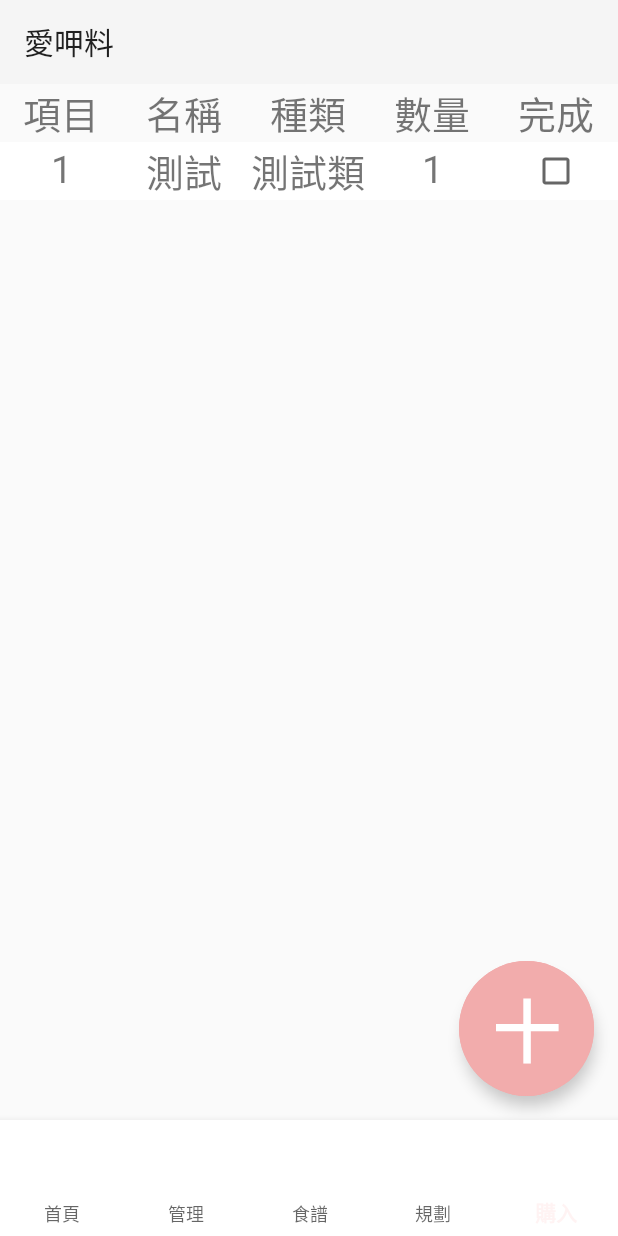
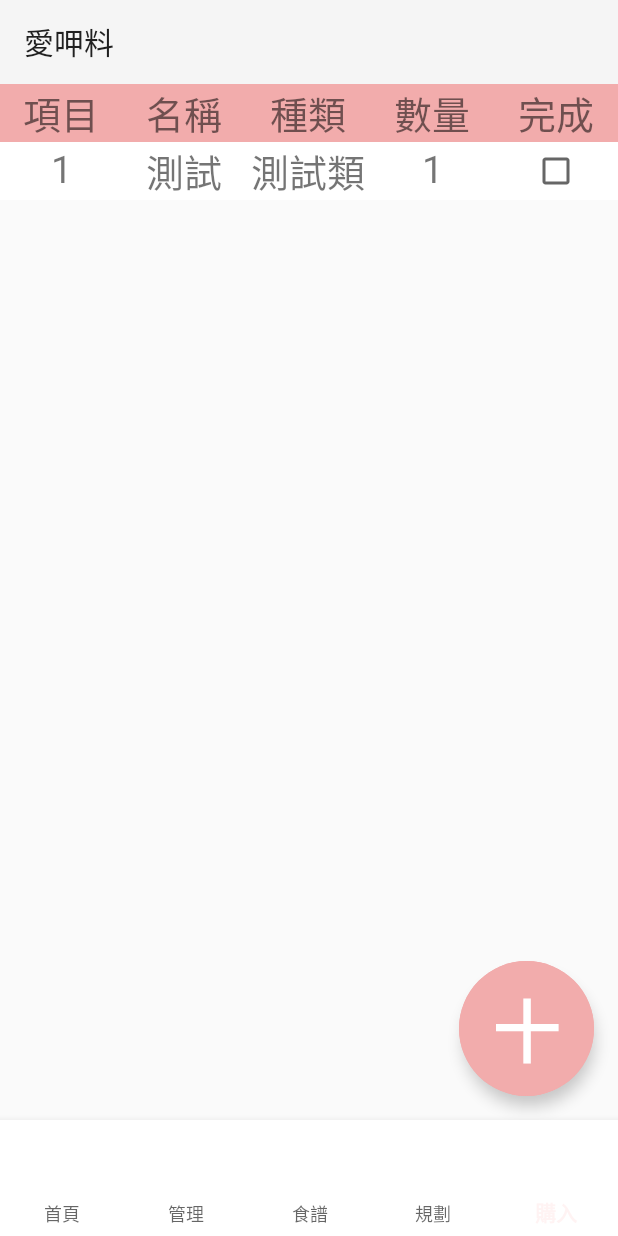
Before and after one commit to Danny0419/fridge, an Android app: the screen it shows after launch (MainActivity), item 5 of the bottom bar chosen, on a phone screen of 412 x 824 dp. Run offline under Robolectric (Android 15) with nearby library versions, the phone set to English and light mode, and no system bars.

Commit message:
1. 購物清單勾選方格置中 2. 購物清單頁面新增新增按鈕(包括去除測試按鈕與移轉測試按鈕的功能) 3. 購物清單頁面項目背景顏色順序（偶數白色，奇數粉色） 4. color.xml新增按鈕/表格標題粉（dark pink） 5. color.xml更改背景粉（pink）

```diff
--- a/app/src/main/res/layout/fragment_shopping_list.xml
+++ b/app/src/main/res/layout/fragment_shopping_list.xml
@@ -21,7 +21,8 @@
         <LinearLayout
             android:layout_width="match_parent"
             android:layout_height="wrap_content"
-            android:orientation="horizontal">
+            android:orientation="horizontal"
+            android:background="@color/dark_pink">
 
             <TextView
                 android:layout_width="0dp"
@@ -81,7 +82,7 @@
             app:cornerRadius="360dp"
             android:layout_width="90dp"
             android:layout_height="90dp"
-            android:backgroundTint="@color/button_pink"
+            android:backgroundTint="@color/dark_pink"
             android:text="十"
             android:textSize="45dp"
             android:textStyle="bold"
--- a/app/src/main/res/values/colors.xml
+++ b/app/src/main/res/values/colors.xml
@@ -4,5 +4,5 @@
     <color name="white">#FFFFFFFF</color>
     <color name="red">#F18080</color>
     <color name="pink">#FFF3F3</color>
-    <color name="button_pink">#F2ACAC</color>
+    <color name="dark_pink">#F2ACAC</color>
 </resources>
```
